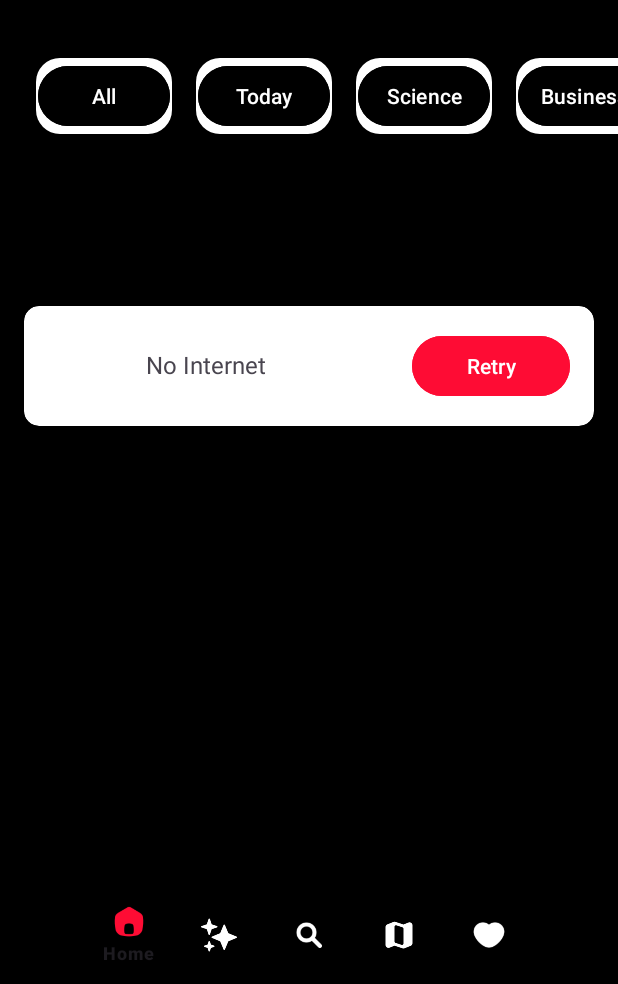
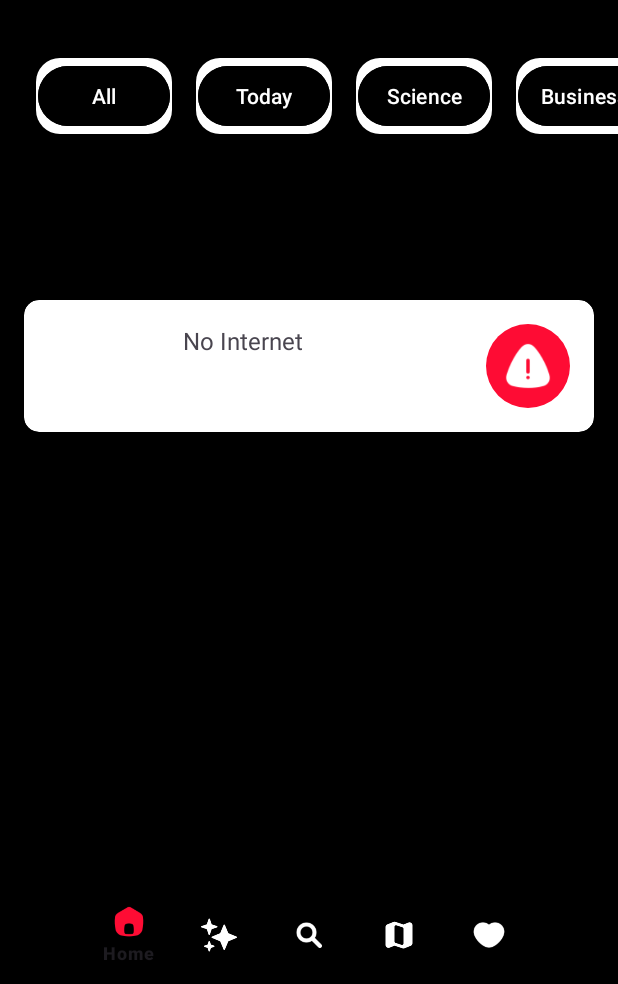
Before and after one commit to lucatimpano/oneminute_AI_Powered_News_Summarizer, an Android app: the screen it shows after launch (MainActivity_news), on a phone screen of 412 x 824 dp, the part 252-1236 px from its top. Run offline under Robolectric (Android 15) with nearby library versions, the phone set to English and light mode, and no system bars; our stand-ins replace Room's generated code, navigation-ui; pictures from the network do not load.

Commit message:
preferiti bug fix

```diff
--- a/app/src/main/java/com/example/oneminute/db/ArticleDatabase.kt
+++ b/app/src/main/java/com/example/oneminute/db/ArticleDatabase.kt
@@ -6,6 +6,8 @@ import androidx.room.Room
 import androidx.room.RoomDatabase
 import androidx.room.TypeConverter
 import androidx.room.TypeConverters
+import androidx.room.migration.Migration
+import androidx.sqlite.db.SupportSQLiteDatabase
 import com.example.oneminute.models.Article
 
 //questa classe rappresenta il database principale
@@ -14,6 +16,7 @@ import com.example.oneminute.models.Article
     entities = [Article::class], //la tabella si basa sull'entità article
     version=2
 )
+
 
 
 @TypeConverters(Converters::class)//registriamo i convertitori della classe Converters
@@ -26,6 +29,35 @@ abstract class ArticleDatabase: RoomDatabase() {
         @Volatile
         private var instance: ArticleDatabase?=null
         private val LOCK=Any()
+        val MIGRATION_1_2 = object : Migration(1, 2) {
+            override fun migrate(database: SupportSQLiteDatabase) {
+                // Controlla se la colonna esiste ed è configurata correttamente
+                database.execSQL("ALTER TABLE articles RENAME TO articles_temp")
+                database.execSQL(
+                    """
+            CREATE TABLE articles (
+                id INTEGER PRIMARY KEY AUTOINCREMENT,
+                author TEXT NOT NULL DEFAULT 'Unknown Author',
+                content TEXT NOT NULL DEFAULT 'No Content',
+                description TEXT NOT NULL DEFAULT 'No Description',
+                publishedAt TEXT NOT NULL DEFAULT 'Unknown Date',
+                source TEXT DEFAULT NULL, -- Modifica per rendere nullable
+                title TEXT NOT NULL DEFAULT 'Untitled',
+                url TEXT NOT NULL DEFAULT 'No URL',
+                urlToImage TEXT NOT NULL DEFAULT 'No Image URL'
+            )
+            """
+                )
+                database.execSQL(
+                    """
+            INSERT INTO articles (id, author, content, description, publishedAt, source, title, url, urlToImage)
+            SELECT id, author, content, description, publishedAt, source, title, url, urlToImage
+            FROM articles_temp
+            """
+                )
+                database.execSQL("DROP TABLE articles_temp")
+            }
+        }
 
         operator  fun invoke(context:Context)= instance?: synchronized(LOCK)
         //synchronized(LOCK) previene la creazione di più istanze in caso di accessi concorrenti
@@ -41,6 +73,6 @@ abstract class ArticleDatabase: RoomDatabase() {
                 context.applicationContext,
                 ArticleDatabase::class.java,
                 "article_db.db"
-            ).build()
+            ).addMigrations(MIGRATION_1_2).build()
         }
     }
--- a/app/src/main/java/com/example/oneminute/ui/fragments/HomePage_fragment.kt
+++ b/app/src/main/java/com/example/oneminute/ui/fragments/HomePage_fragment.kt
@@ -9,6 +9,7 @@ import android.view.ViewGroup
 import android.widget.AbsListView
 import android.widget.Button
 import android.widget.EditText
+import android.widget.ImageButton
 import android.widget.TextView
 import android.widget.Toast
 import androidx.cardview.widget.CardView
@@ -35,7 +36,7 @@ class HomePage_fragment : Fragment(R.layout.fragment_home_page_fragment) {
     //in caso di errori di internet viene usata questa sezione
     lateinit var newsViewModel: NewsViewModel
     lateinit var newsAdapter: NewsAdapter
-    lateinit var retryButton: Button
+    lateinit var retryButton: ImageButton
     lateinit var errorText: TextView
     lateinit var itemHeadlinesError: CardView
 
@@ -56,7 +57,7 @@ class HomePage_fragment : Fragment(R.layout.fragment_home_page_fragment) {
         val inflater = requireContext().getSystemService(Context.LAYOUT_INFLATER_SERVICE) as LayoutInflater
         val view: View = inflater.inflate(R.layout.no_internet_error, null)
 
-        retryButton = view.findViewById(R.id.retryButton)
+        retryButton = view.findViewById<ImageButton>(R.id.retryButton)
         errorText = view.findViewById(R.id.errorText)
 
         newsViewModel = (activity as MainActivity_news).newsViewModel
--- a/app/src/main/java/com/example/oneminute/ui/fragments/NearMe_fragment.kt
+++ b/app/src/main/java/com/example/oneminute/ui/fragments/NearMe_fragment.kt
@@ -14,6 +14,7 @@ import android.view.View
 import android.view.ViewGroup
 import android.widget.AbsListView
 import android.widget.Button
+import android.widget.ImageButton
 import android.widget.TextView
 import android.widget.Toast
 import androidx.activity.result.contract.ActivityResultContracts
@@ -47,7 +48,7 @@ class NearMe_fragment : Fragment(R.layout.fragment_near_me_fragment), LocationLi
 
     lateinit var newsViewModel: NewsViewModel
     lateinit var newsAdapter: NewsAdapter
-    lateinit var retryButton: Button
+    lateinit var retryButton: ImageButton
     lateinit var errorText: TextView
     lateinit var itemSearchError: CardView
 
@@ -89,7 +90,7 @@ class NearMe_fragment : Fragment(R.layout.fragment_near_me_fragment), LocationLi
         // Inflate e setup di elementi di errore da un layout separato
         val inflatedView: View = layoutInflater.inflate(R.layout.no_internet_error, null)
         itemSearchError = view.findViewById(R.id.itemSearchError)
-        retryButton = inflatedView.findViewById(R.id.retryButton)
+        retryButton = inflatedView.findViewById<ImageButton>(R.id.retryButton)
         errorText = inflatedView.findViewById(R.id.errorText)
 
         // Configura il ViewModel
--- a/app/src/main/java/com/example/oneminute/ui/fragments/search_fragment.kt
+++ b/app/src/main/java/com/example/oneminute/ui/fragments/search_fragment.kt
@@ -9,6 +9,7 @@ import android.view.View
 import android.view.ViewGroup
 import android.widget.AbsListView
 import android.widget.Button
+import android.widget.ImageButton
 import android.widget.TextView
 import android.widget.Toast
 import androidx.cardview.widget.CardView
@@ -35,7 +36,7 @@ import kotlinx.coroutines.launch
 class search_fragment : Fragment(R.layout.fragment_search_fragment) {
     lateinit var newsViewModel: NewsViewModel
     lateinit var newsAdapter: NewsAdapter
-    lateinit var retryButton: Button
+    lateinit var retryButton: ImageButton
     lateinit var errorText: TextView
     lateinit var itemSearchError: CardView
     lateinit var binding: FragmentSearchFragmentBinding
@@ -50,7 +51,7 @@ class search_fragment : Fragment(R.layout.fragment_search_fragment) {
         val inflater = requireContext().getSystemService(Context.LAYOUT_INFLATER_SERVICE) as LayoutInflater
         val view: View = inflater.inflate(R.layout.no_internet_error, null)
 
-        retryButton = view.findViewById(R.id.retryButton)
+        retryButton = view.findViewById<ImageButton>(R.id.retryButton)
         errorText = view.findViewById(R.id.errorText)
 
         newsViewModel = (activity as MainActivity_news).newsViewModel
--- a/app/src/main/res/layout/no_internet_error.xml
+++ b/app/src/main/res/layout/no_internet_error.xml
@@ -22,14 +22,16 @@
             android:text="No Internet"
             android:textAlignment="center" />
 
-        <Button
+        <ImageButton
             android:id="@+id/retryButton"
-            android:layout_width="0dp"
-            android:layout_height="wrap_content"
+            android:layout_width="56dp"
+            android:layout_height="56dp"
             android:layout_margin="16dp"
-            android:layout_weight="1"
-            android:text="Retry"
-            android:backgroundTint="@color/accent_color"/>
+            android:padding="10dp"
+            android:background="@drawable/red_circle_background"
+            android:src="@drawable/icons8_errore_64"
+            android:scaleType="centerInside"
+            app:tint="@color/white" />
     </LinearLayout>
 
 </androidx.cardview.widget.CardView>
```
Also changed, not shown: app/src/main/java/com/example/oneminute/db/Converters.kt (+13 -5 lines), app/src/main/java/com/example/oneminute/models/Article.kt (+9 -9 lines).
